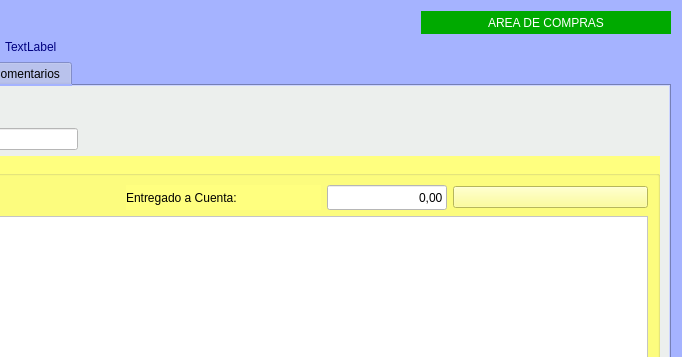
Before: the Qt Designer form Zona_Compras/frmalbaranproveedor.ui in arcnexus/RedFoX, drawn with Qt 5; both pictures show x 437 to 1119 and y 0 to 357 of the 1119 by 607 pixel window.
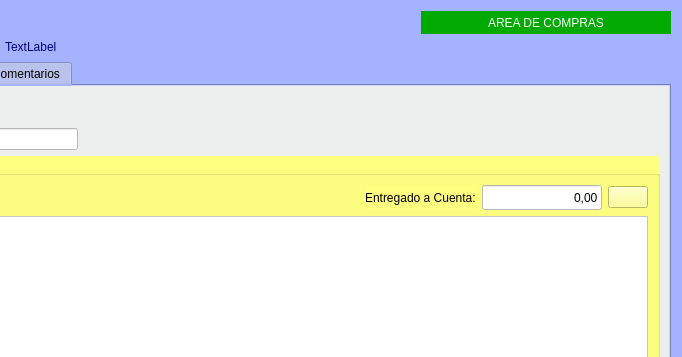
After: the same form once the commit is applied. Icons and pictures are not drawn.

```diff
--- a/Zona_Compras/frmalbaranproveedor.ui
+++ b/Zona_Compras/frmalbaranproveedor.ui
@@ -692,6 +692,19 @@
           </item>
           <item row="0" column="1">
            <layout class="QHBoxLayout" name="horizontalLayout_4">
+            <item>
+             <spacer name="horizontalSpacer_8">
+              <property name="orientation">
+               <enum>Qt::Horizontal</enum>
+              </property>
+              <property name="sizeHint" stdset="0">
+               <size>
+                <width>40</width>
+                <height>20</height>
+               </size>
+              </property>
+             </spacer>
+            </item>
             <item>
              <widget class="QLabel" name="label_23">
               <property name="text">
```
